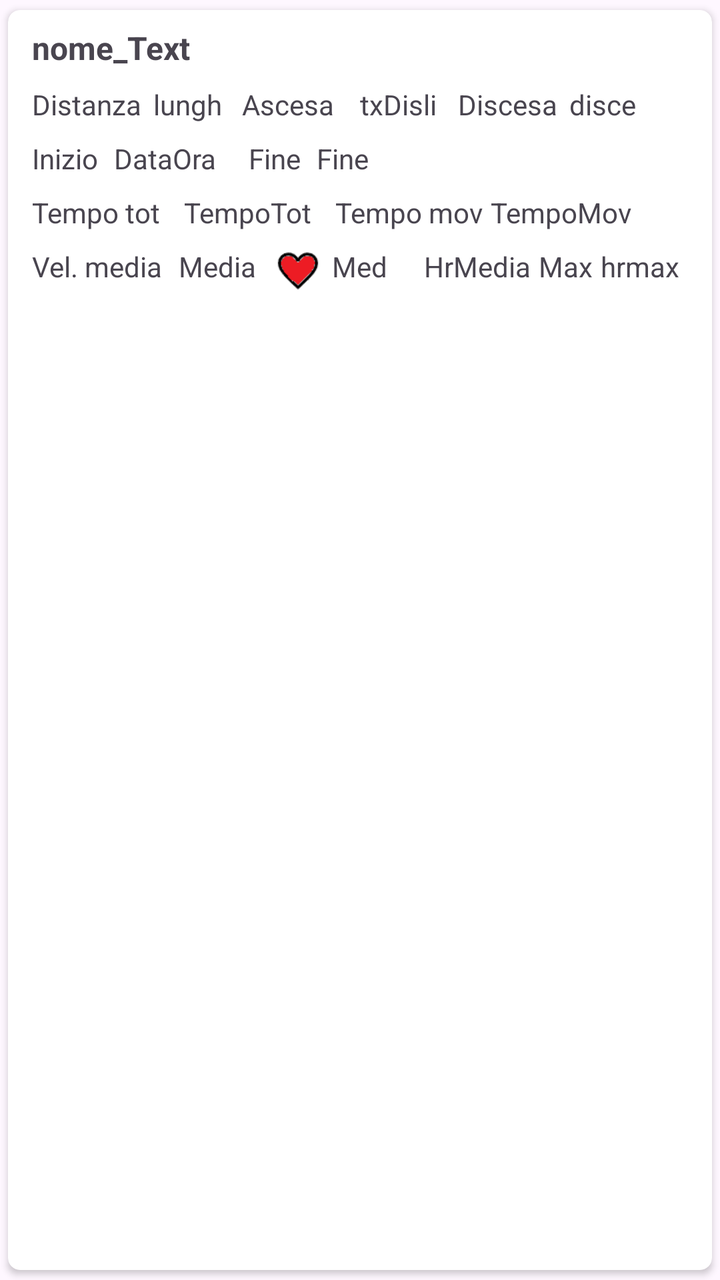
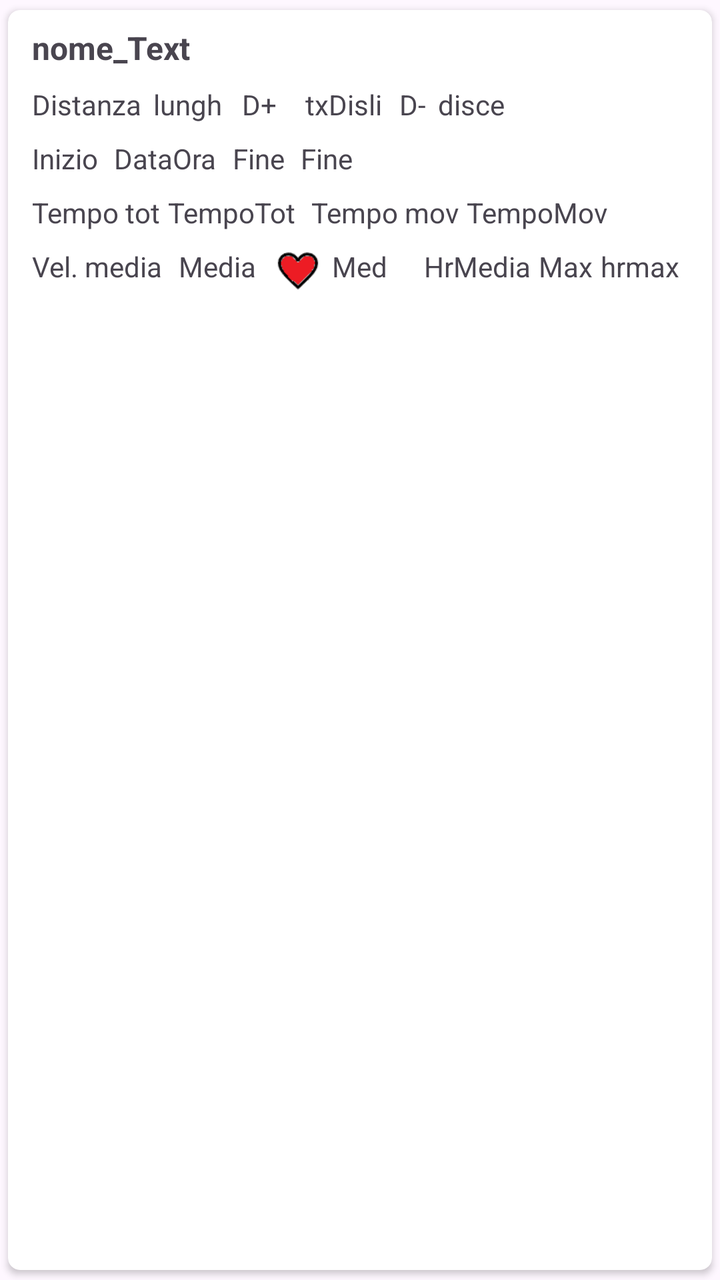

An Android layout rendered at two revisions. The XML below is the earlier revision; the diff shows what the commit changed to produce the second picture.
<!-- AndroidManifest.xml: application theme Base.Theme.MyApplication -->
<!-- res/layout/fragment_dettaglio_sentieri.xml -->
<?xml version="1.0" encoding="utf-8"?>
<layout xmlns:tools="http://schemas.android.com/tools"
    xmlns:android="http://schemas.android.com/apk/res/android"
    xmlns:app="http://schemas.android.com/apk/res-auto">
    <data>
        <variable
            name="MyViewModel"
            type="com.apstudio.sentieri.SentieriViewModel"/>
    </data>

    <androidx.cardview.widget.CardView
        android:id="@+id/card_view"
        android:layout_width="match_parent"
        android:layout_height="wrap_content"
        android:layout_gravity="center"
        android:clickable="true"
        android:focusable="true"
        app:cardCornerRadius="6dp"
        app:cardElevation="2dp"
        app:cardUseCompatPadding="true"
        app:contentPadding="4dp"
        app:layout_constraintBottom_toBottomOf="parent"
        app:layout_constraintEnd_toEndOf="parent"
        app:layout_constraintStart_toStartOf="parent"
        app:layout_constraintTop_toTopOf="parent"
        app:layout_constraintVertical_bias="0.979">


        <androidx.constraintlayout.widget.ConstraintLayout
            android:id="@+id/riga_dettaglio"
            android:layout_width="match_parent"
            android:layout_height="match_parent">

            <TextView
                android:id="@+id/Dislivello"
                android:layout_width="wrap_content"
                android:layout_height="wrap_content"
                android:layout_marginStart="10dp"
                android:text="Ascesa"
                app:layout_constraintStart_toEndOf="@+id/lunghezza_Text"
                app:layout_constraintTop_toTopOf="@+id/lunghezza_Text" />

            <TextView
                android:id="@+id/nome_Text"
                android:layout_width="wrap_content"
                android:layout_height="wrap_content"
                android:layout_marginStart="8dp"
                android:layout_marginTop="4dp"
                android:scrollIndicators="right"
                android:text="nome_Text"
                android:textSize="16sp"
                android:textStyle="bold"
                app:layout_constraintStart_toStartOf="parent"
                app:layout_constraintTop_toTopOf="parent" />

            <TextView
                android:id="@+id/Livello"
                android:layout_width="wrap_content"
                android:layout_height="wrap_content"
                android:layout_marginStart="10dp"
                android:text="Discesa"
                app:layout_constraintStart_toEndOf="@+id/dislivello_Text"
                app:layout_constraintTop_toTopOf="@+id/dislivello_Text" />

            <TextView
                android:id="@+id/dislivello_Text"
                android:layout_width="39dp"
                android:layout_height="19dp"
                android:layout_marginStart="6dp"
                android:text="txDisliv"
                app:layout_constraintEnd_toEndOf="parent"
                app:layout_constraintHorizontal_bias="0.049"
                app:layout_constraintStart_toEndOf="@+id/Dislivello"
                app:layout_constraintTop_toTopOf="@+id/Dislivello" />

            <TextView
                android:id="@+id/Distanza"
                android:layout_width="wrap_content"
                android:layout_height="wrap_content"
                android:layout_marginStart="8dp"
                android:layout_marginTop="8dp"
                android:text="Distanza"
                app:layout_constraintStart_toStartOf="parent"
                app:layout_constraintTop_toBottomOf="@+id/nome_Text" />

            <TextView
                android:id="@+id/lunghezza_Text"
                android:layout_width="wrap_content"
                android:layout_height="wrap_content"
                android:layout_marginStart="6dp"
                android:text="lungh"
                app:layout_constraintStart_toEndOf="@+id/Distanza"
                app:layout_constraintTop_toTopOf="@+id/Distanza" />

            <TextView
                android:id="@+id/discesa_Text"
                android:layout_width="39dp"
                android:layout_height="19dp"
                android:layout_marginStart="6dp"
                android:text="discesa_Text"
                app:layout_constraintStart_toEndOf="@+id/Livello"
                app:layout_constraintTop_toTopOf="@+id/Livello" />

            <TextView
                android:id="@+id/tvVelo"
                android:layout_width="42dp"
                android:layout_height="19dp"
                android:layout_marginStart="4dp"
                android:text="Med"
                app:layout_constraintStart_toEndOf="@+id/imageView"
                app:layout_constraintTop_toTopOf="@+id/imageView" />

            <TextView
                android:id="@+id/hrmedia_text"
                android:layout_width="wrap_content"
                android:layout_height="wrap_content"
                android:layout_marginStart="4dp"
                android:text="HrMedia"
                app:layout_constraintStart_toEndOf="@+id/tvVelo"
                app:layout_constraintTop_toTopOf="@+id/tvVelo" />

            <TextView
                android:id="@+id/tvDistH"
                android:layout_width="wrap_content"
                android:layout_height="wrap_content"
                android:layout_marginStart="4dp"
                android:text="Max"
                app:layout_constraintStart_toEndOf="@+id/hrmedia_text"
                app:layout_constraintTop_toTopOf="@+id/hrmedia_text" />

            <TextView
                android:id="@+id/hrmax_text"
                android:layout_width="wrap_content"
                android:layout_height="wrap_content"
                android:layout_marginStart="4dp"
                android:text="hrmax"
                app:layout_constraintStart_toEndOf="@+id/tvDistH"
                app:layout_constraintTop_toTopOf="@+id/tvDistH" />

            <TextView
                android:id="@+id/tvTempo"
                android:layout_width="wrap_content"
                android:layout_height="wrap_content"
                android:layout_marginStart="8dp"
                android:layout_marginTop="8dp"
                android:text="Inizio"
                app:layout_constraintStart_toStartOf="parent"
                app:layout_constraintTop_toBottomOf="@+id/Distanza" />

            <TextView
                android:id="@+id/Data_text"
                android:layout_width="wrap_content"
                android:layout_height="wrap_content"
                android:layout_marginStart="8dp"
                android:text="DataOra"
                app:layout_constraintStart_toEndOf="@+id/tvTempo"
                app:layout_constraintTop_toTopOf="@+id/tvTempo" />

            <TextView
                android:id="@+id/tvQuota"
                android:layout_width="wrap_content"
                android:layout_height="wrap_content"
                android:layout_marginTop="8dp"
                android:text="Tempo tot"
                app:layout_constraintBottom_toBottomOf="parent"
                app:layout_constraintStart_toStartOf="@+id/tvTempo"
                app:layout_constraintTop_toBottomOf="@+id/tvTempo"
                app:layout_constraintVertical_bias="0.0" />

            <TextView
                android:id="@+id/tDataInizio_text"
                android:layout_width="wrap_content"
                android:layout_height="wrap_content"
                android:layout_marginStart="12dp"
                android:text="TempoTot"
                app:layout_constraintStart_toEndOf="@+id/tvQuota"
                app:layout_constraintTop_toTopOf="@+id/tvQuota" />

            <TextView
                android:id="@+id/tTempoMovText"
                android:layout_width="wrap_content"
                android:layout_height="wrap_content"
                android:layout_marginStart="12dp"
                android:text="Tempo mov"
                app:layout_constraintStart_toEndOf="@+id/tDataInizio_text"
                app:layout_constraintTop_toTopOf="@+id/tvQuota" />

            <TextView
                android:id="@+id/tDataFine_text"
                android:layout_width="wrap_content"
                android:layout_height="wrap_content"
                android:layout_marginStart="4dp"
                android:text="TempoMov"
                app:layout_constraintStart_toEndOf="@+id/tTempoMovText"
                app:layout_constraintTop_toTopOf="@+id/tvQuota" />

            <ImageView
                android:id="@+id/imageView"
                android:layout_width="26dp"
                android:layout_height="24dp"
                android:layout_marginStart="128dp"
                app:layout_constraintStart_toStartOf="parent"
                app:layout_constraintTop_toTopOf="@+id/textView16"
                app:srcCompat="@drawable/hearth" />

            <TextView
                android:id="@+id/textView8"
                android:layout_width="wrap_content"
                android:layout_height="wrap_content"
                android:layout_marginStart="16dp"
                android:text="Fine"
                app:layout_constraintStart_toEndOf="@+id/Data_text"
                app:layout_constraintTop_toTopOf="@+id/tvTempo" />

            <TextView
                android:id="@+id/fine_text"
                android:layout_width="wrap_content"
                android:layout_height="wrap_content"
                android:layout_marginStart="8dp"
                android:text="Fine"
                app:layout_constraintStart_toEndOf="@+id/textView8"
                app:layout_constraintTop_toTopOf="@+id/tvTempo" />

            <TextView
                android:id="@+id/textView16"
                android:layout_width="wrap_content"
                android:layout_height="wrap_content"
                android:layout_marginTop="8dp"
                android:text="Vel. media"
                app:layout_constraintStart_toStartOf="@+id/tvQuota"
                app:layout_constraintTop_toBottomOf="@+id/tvQuota" />

            <TextView
                android:id="@+id/velMedia_text"
                android:layout_width="wrap_content"
                android:layout_height="wrap_content"
                android:layout_marginStart="8dp"
                android:text="Media"
                app:layout_constraintStart_toEndOf="@+id/textView16"
                app:layout_constraintTop_toTopOf="@+id/textView16" />

        </androidx.constraintlayout.widget.ConstraintLayout>

    </androidx.cardview.widget.CardView>
</layout>
<!-- resources referenced by this layout -->
<resources>
  <!-- drawable hearth: png bitmap (drawable, 7981 bytes) -->
  <style name="Base.Theme.MyApplication" parent="Theme.Material3.DayNight.NoActionBar">
          
          <item name="colorPrimary">@color/purple_500</item>
          <item name="colorPrimaryVariant">@color/purple_700</item>
          <item name="colorOnPrimary">@color/white</item>
          
          <item name="colorSecondary">@color/teal_200</item>
          <item name="colorSecondaryVariant">@color/teal_700</item>
          <item name="colorOnSecondary">@color/black</item>
          
          <item name="android:statusBarColor">?attr/colorPrimaryVariant</item>
          
          
      </style>
  <color name="purple_500">#FF6200EE</color>
  <color name="purple_700">#FF3700B3</color>
  <color name="white">#FFFFFFFF</color>
  <color name="teal_200">#FF03DAC5</color>
  <color name="teal_700">#FF018786</color>
  <color name="black">#FF000000</color>
</resources>

<!-- the commit's change to res/layout/fragment_dettaglio_sentieri.xml (unified diff, before → after) -->
@@ -36,7 +36,7 @@
                 android:layout_width="wrap_content"
                 android:layout_height="wrap_content"
                 android:layout_marginStart="10dp"
-                android:text="Ascesa"
+                android:text="D+"
                 app:layout_constraintStart_toEndOf="@+id/lunghezza_Text"
                 app:layout_constraintTop_toTopOf="@+id/lunghezza_Text" />
 
@@ -57,8 +57,8 @@
                 android:id="@+id/Livello"
                 android:layout_width="wrap_content"
                 android:layout_height="wrap_content"
-                android:layout_marginStart="10dp"
-                android:text="Discesa"
+                android:layout_marginStart="8dp"
+                android:text="D-"
                 app:layout_constraintStart_toEndOf="@+id/dislivello_Text"
                 app:layout_constraintTop_toTopOf="@+id/dislivello_Text" />
 
@@ -171,7 +171,7 @@
                 android:id="@+id/tDataInizio_text"
                 android:layout_width="wrap_content"
                 android:layout_height="wrap_content"
-                android:layout_marginStart="12dp"
+                android:layout_marginStart="4dp"
                 android:text="TempoTot"
                 app:layout_constraintStart_toEndOf="@+id/tvQuota"
                 app:layout_constraintTop_toTopOf="@+id/tvQuota" />
@@ -180,7 +180,7 @@
                 android:id="@+id/tTempoMovText"
                 android:layout_width="wrap_content"
                 android:layout_height="wrap_content"
-                android:layout_marginStart="12dp"
+                android:layout_marginStart="8dp"
                 android:text="Tempo mov"
                 app:layout_constraintStart_toEndOf="@+id/tDataInizio_text"
                 app:layout_constraintTop_toTopOf="@+id/tvQuota" />
@@ -207,7 +207,7 @@
                 android:id="@+id/textView8"
                 android:layout_width="wrap_content"
                 android:layout_height="wrap_content"
-                android:layout_marginStart="16dp"
+                android:layout_marginStart="8dp"
                 android:text="Fine"
                 app:layout_constraintStart_toEndOf="@+id/Data_text"
                 app:layout_constraintTop_toTopOf="@+id/tvTempo" />
